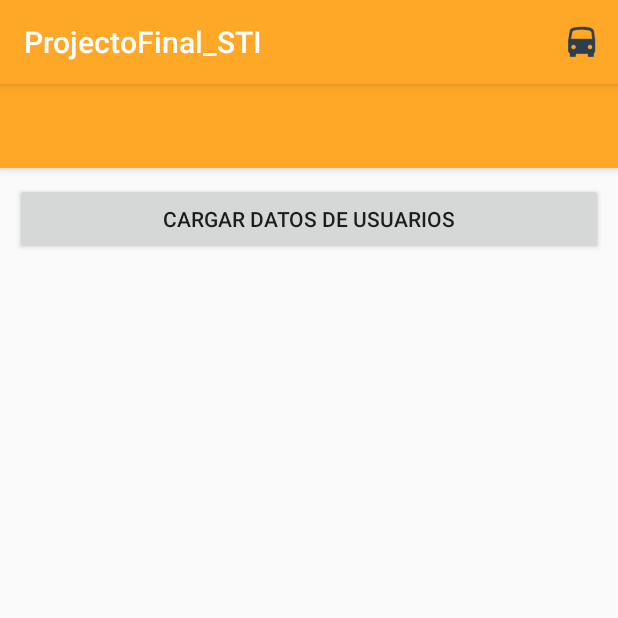
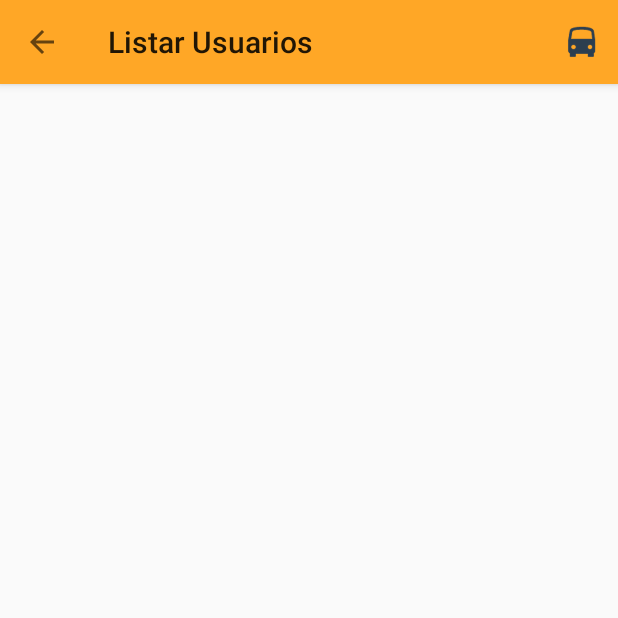
Before and after one commit to pipre94/proyectoSITfinal2, an Android app: the ListTransport screen opened directly, with no data from a screen before it, after a tap on "Crear Cuenta", on a phone screen of 412 x 824 dp, the top half of it. Run offline under Robolectric (Android 15) with nearby library versions, the phone set to English and light mode, and no system bars; network calls fail; 2 statements that could not run were skipped.

```diff
--- a/app/src/main/java/com/example/andresteran_i014213/projectofinal_sti/ListTransport.java
+++ b/app/src/main/java/com/example/andresteran_i014213/projectofinal_sti/ListTransport.java
@@ -8,10 +8,10 @@ import android.support.v7.app.AppCompatActivity;
 import android.os.Bundle;
 import android.support.v7.widget.LinearLayoutManager;
 import android.support.v7.widget.RecyclerView;
+import android.support.v7.widget.Toolbar;
 import android.view.Menu;
 import android.view.MenuItem;
 import android.view.View;
-import android.widget.Button;
 import android.widget.ProgressBar;
 import android.widget.Toast;
 
@@ -26,7 +26,6 @@ public class ListTransport extends AppCompatActivity {
 
 
     ProgressBar loader;
-    Button boton;
     RecyclerView myRecycler;
     List<User> myUser;
     UserAdapter myAdapter;
@@ -35,12 +34,12 @@ public class ListTransport extends AppCompatActivity {
     protected void onCreate(Bundle savedInstanceState) {
         super.onCreate(savedInstanceState);
         setContentView(R.layout.activity_list_transport);
+        showTolbar("Listar Usuarios",true);
 
         loader = (ProgressBar) findViewById(R.id.loader);
-        boton = (Button) findViewById(R.id.boton);
         myRecycler = (RecyclerView) findViewById(R.id.myRecycler);
+
         LinearLayoutManager linearLayoutManager = new LinearLayoutManager(this);
-        //linearLayoutManager.setOrientation(LinearLayoutManager.VERTICAL);
         myRecycler.setLayoutManager(linearLayoutManager);
     }
 
@@ -62,6 +61,7 @@ public class ListTransport extends AppCompatActivity {
         if (isOnLine()){
             MyTask task = new MyTask();
             task.execute("https://jsonplaceholder.typicode.com/users");
+            //Toast.makeText(this, "Funciona", Toast.LENGTH_SHORT).show();
         }else {
             Toast.makeText(this, "Sin conexión", Toast.LENGTH_SHORT).show();
         }
@@ -126,8 +126,21 @@ public class ListTransport extends AppCompatActivity {
     }
     @Override
     public boolean onOptionsItemSelected(MenuItem item) {
-        onClickButton();
-        return super.onOptionsItemSelected(item);
+        switch (item.getItemId()){
+            case R.id.menu_cargar_datos:
+                onClickButton();
+                return (true);
+            default:
+                return super.onOptionsItemSelected(item);
+        }
+        //return super.onOptionsItemSelected(item);
+    }
+
+    private void showTolbar(String title, boolean upButton) {
+        Toolbar toolbar = (Toolbar) findViewById(R.id.toolbar);
+        setSupportActionBar(toolbar);
+        getSupportActionBar().setTitle(title);
+        getSupportActionBar().setDisplayHomeAsUpEnabled(upButton);
     }
 
 }
--- a/app/src/main/java/com/example/andresteran_i014213/projectofinal_sti/Models/User.java
+++ b/app/src/main/java/com/example/andresteran_i014213/projectofinal_sti/Models/User.java
@@ -3,6 +3,7 @@ package com.example.andresteran_i014213.projectofinal_sti.Models;
 public class User {
 
     private String username;
+    private String email;
 
     public String getUsername() {
         return username;
@@ -20,7 +21,7 @@ public class User {
         this.email = email;
     }
 
-    private String email;
+
 
 
 
--- a/app/src/main/java/com/example/andresteran_i014213/projectofinal_sti/Parser/Json.java
+++ b/app/src/main/java/com/example/andresteran_i014213/projectofinal_sti/Parser/Json.java
@@ -19,7 +19,7 @@ public class Json {
 
             User usuario = new User();
             usuario.setUsername(item.getString("username"));
-            usuario.setEmail(item.getString("Email"));
+            usuario.setEmail(item.getString("email"));
             myUser.add(usuario);
         }
 
--- a/app/src/main/res/layout/activity_list_transport.xml
+++ b/app/src/main/res/layout/activity_list_transport.xml
@@ -7,6 +7,7 @@
     android:layout_height="match_parent"
     tools:context="com.example.andresteran_i014213.projectofinal_sti.ListTransport">
 
+
     <include layout="@layout/actionbar_toolbar"/>
 
     <LinearLayout
@@ -15,14 +16,6 @@
         android:orientation="vertical"
         android:padding="10dp"
         app:layout_behavior="@string/appbar_scrolling_view_behavior">
-
-        <Button
-            android:id="@+id/boton"
-            android:layout_width="match_parent"
-            android:layout_height="wrap_content"
-            android:text="Cargar datos de Usuarios"
-            android:onClick="onClickButton"
-            android:layout_marginBottom="12dp"/>
 
 
         <ProgressBar
--- a/app/src/main/res/values/styles.xml
+++ b/app/src/main/res/values/styles.xml
@@ -1,7 +1,7 @@
 <resources>
 
     <!-- Base application theme. -->
-    <style name="AppTheme" parent="Theme.AppCompat.Light.DarkActionBar">
+    <style name="AppTheme" parent="Theme.AppCompat.Light.NoActionBar">
         <!-- Customize your theme here. -->
         <item name="colorPrimary">@color/colorPrimary</item>
         <item name="colorPrimaryDark">@color/colorPrimaryDark</item>
```
Also changed, not shown: app/src/main/AndroidManifest.xml (+7 -1 lines), app/src/main/java/com/example/andresteran_i014213/projectofinal_sti/Adapters/UserAdapter.java (+3 -4 lines), app/src/main/res/layout/cardview_picture.xml (+3 -8 lines).
